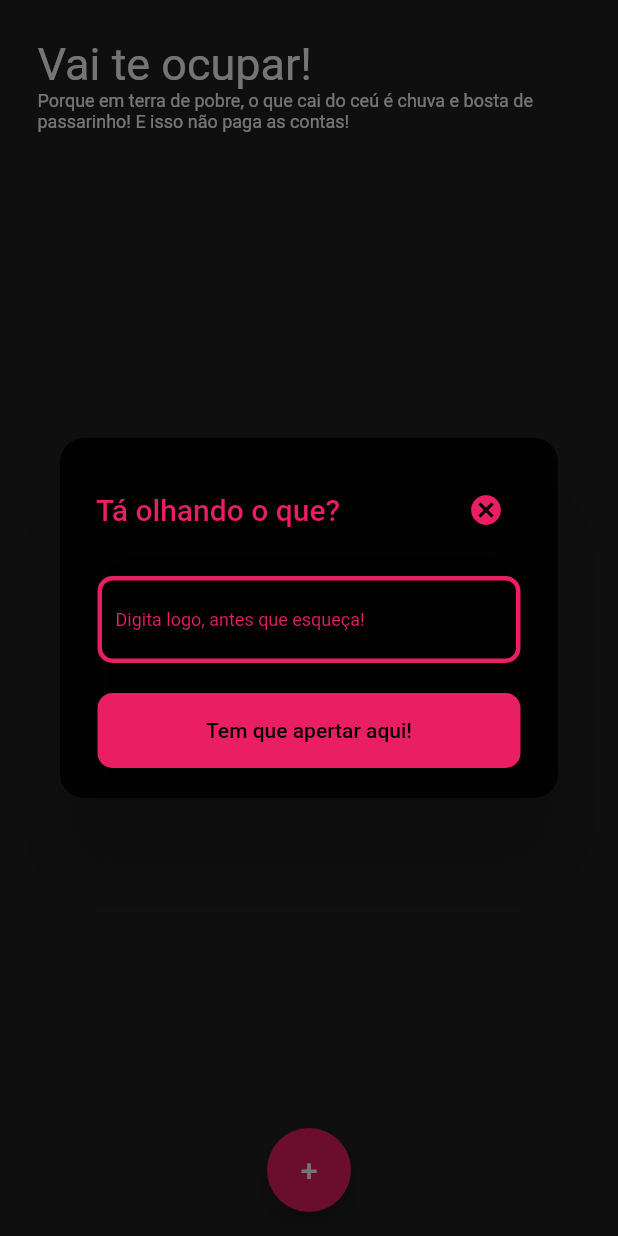
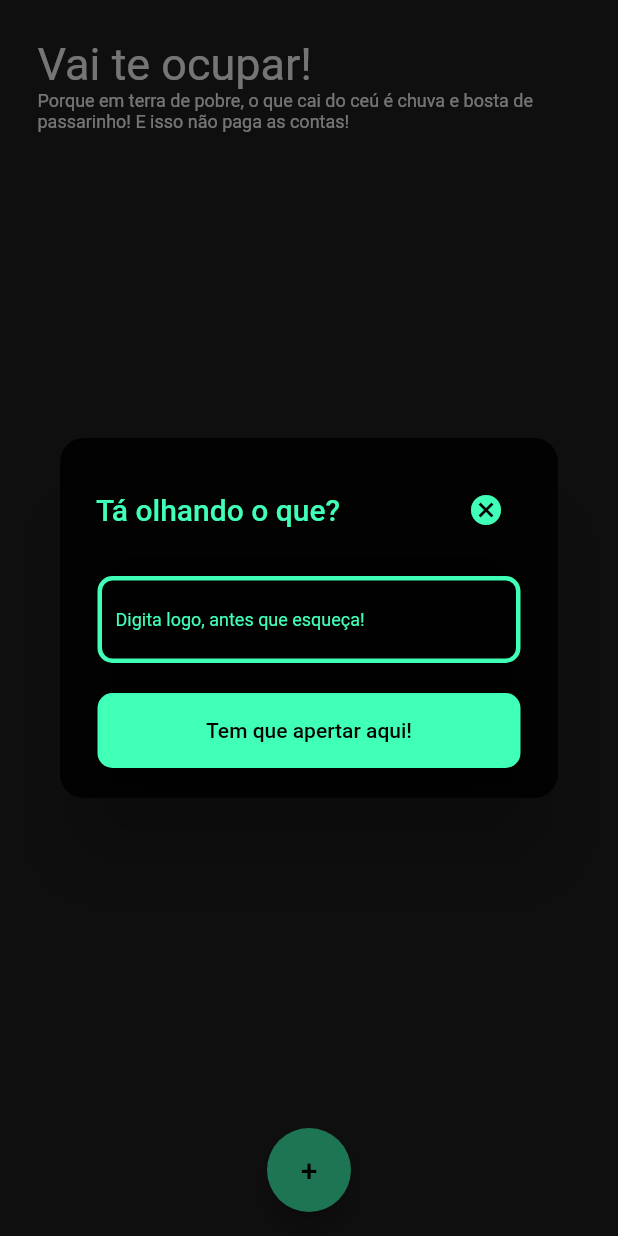
Before and after one commit to albertobezerra/todo_arretado_dblocal_flutter, a Flutter app: the screen it shows after launch, after a tap on an icon or button, on a phone screen of 412 x 824 dp. Run offline on Flutter 3.47's test engine with Material 2 defaults, Android fonts, the phone set to English and light mode, and no system bars; our stand-ins replace google_fonts.

Commit message:
Estética finalizada

```diff
--- a/lib/main.dart
+++ b/lib/main.dart
@@ -14,7 +14,7 @@ class MyApp extends StatelessWidget {
       debugShowCheckedModeBanner: false,
       home: const TodoList(),
       theme: ThemeData(
-        primaryColor: Colors.pink,
+        primaryColor: Color.fromARGB(255, 64, 255, 182),
         scaffoldBackgroundColor: Colors.grey[900],
       ),
     );
--- a/lib/todo_list.dart
+++ b/lib/todo_list.dart
@@ -100,9 +100,7 @@ class _TodoListState extends State<TodoList> {
       floatingActionButton: FloatingActionButton(
         child: Text(
           '+',
-          style: TextStyle(
-            fontSize: 20,
-          ),
+          style: TextStyle(fontSize: 20, color: Colors.black),
         ),
         backgroundColor: Theme.of(context).primaryColor,
         onPressed: () {
@@ -142,21 +140,22 @@ class _TodoListState extends State<TodoList> {
                     style: TextStyle(
                       fontSize: 12,
                       height: 1.5,
-                      color: Colors.pink,
+                      color: Theme.of(context).primaryColor,
                     ),
                     decoration: InputDecoration(
                       enabledBorder: OutlineInputBorder(
-                        borderSide:
-                            const BorderSide(width: 3, color: Colors.pink),
+                        borderSide: const BorderSide(
+                            width: 3, color: Color.fromARGB(255, 64, 255, 182)),
                         borderRadius: BorderRadius.circular(10),
                       ),
                       focusedBorder: OutlineInputBorder(
-                        borderSide: BorderSide(width: 3, color: Colors.pink),
+                        borderSide: BorderSide(
+                            width: 3, color: Color.fromARGB(255, 64, 255, 182)),
                         borderRadius: BorderRadius.circular(10),
                       ),
                       labelText: 'Digita logo, antes que esqueça!',
                       labelStyle: TextStyle(
-                        color: Colors.pink,
+                        color: Theme.of(context).primaryColor,
                       ),
                     ),
                   ),
@@ -221,7 +220,7 @@ class _TodoListState extends State<TodoList> {
           title: Text(
             _toDoList[index]['title'],
             style: TextStyle(
-              color: Colors.white,
+              color: Colors.black,
               fontSize: 18,
             ),
           ),
@@ -241,11 +240,12 @@ class _TodoListState extends State<TodoList> {
             });
           },
 
-          checkColor: Colors.white,
+          checkColor: Theme.of(context).primaryColor,
           side: BorderSide(
-            color: Colors.white,
+            color: Colors.black,
+            width: 2,
           ),
-          activeColor: Colors.pink,
+          activeColor: Colors.black,
         ),
       ),
       onDismissed: (direction) {
@@ -256,10 +256,17 @@ class _TodoListState extends State<TodoList> {
           _saveData();
 
           final snack = SnackBar(
-            content:
-                Text('Terminasse isso \'${_lastRemoved['title']}\' mesmo?'),
+            backgroundColor: Theme.of(context).primaryColor,
+            content: Text(
+              'Terminasse mesmo?',
+              style: TextStyle(
+                color: Colors.black,
+              ),
+            ),
+            // Text('Terminasse isso \'${_lastRemoved['title']}\' mesmo?'),
             action: SnackBarAction(
-                label: 'Terminei não',
+                label: 'Terminei não!',
+                textColor: Colors.black,
                 onPressed: () {
                   setState(() {
                     _toDoList.insert(_lastRemovedPos, _lastRemoved);
```
